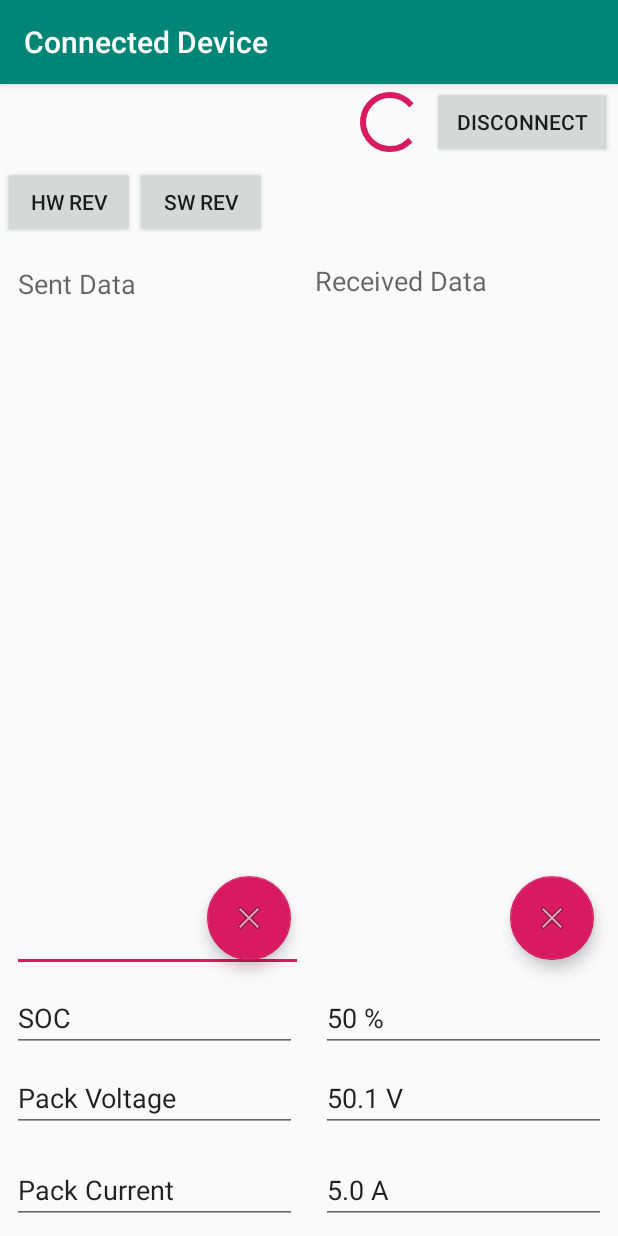
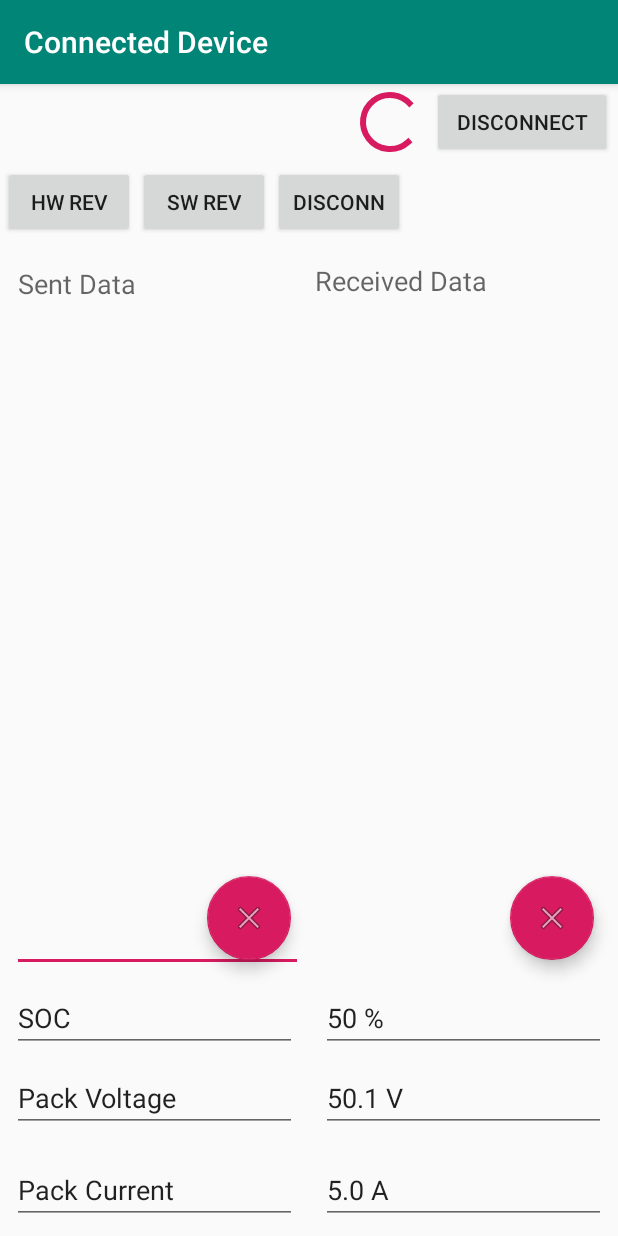
Before and after one commit to aliamir/E1BlePlatform, an Android app: the ConnectedActivity screen opened directly, with no data from a screen before it, on a phone screen of 412 x 824 dp. Run offline under Robolectric (Android 15) with nearby library versions, the phone set to English and light mode, and no system bars; 2 statements that could not run were skipped.

Commit message:
Added disconnect command.

```diff
--- a/app/src/main/java/com/example/amir/e1bleplatform/ConnectedActivity.java
+++ b/app/src/main/java/com/example/amir/e1bleplatform/ConnectedActivity.java
@@ -52,6 +52,7 @@ public class ConnectedActivity extends AppCompatActivity {
     Button SendButton;
     Button HwRev;
     Button SwRev;
+    Button Disconn;
     FloatingActionButton ClearTxButton;
     FloatingActionButton ClearRxButton;
 
@@ -183,6 +184,20 @@ public class ConnectedActivity extends AppCompatActivity {
             public void onClick(View v) {
                 if (BleState.CONNECTED == mBleState) {
                     byte value[] = {(byte) 0x03};
+                    byte checksumbyte[] = createPacket(value);
+                    String HexString = byteArrayToHex(checksumbyte);
+                    HexString = HexString.replaceAll("..", "$0 ").trim();
+                    TxTextBox.setText(HexString);
+                    mBleConnectionService.writeMLDP(checksumbyte);
+                }
+            }
+        });
+
+        Disconn = findViewById(R.id.disconnButton);
+        Disconn.setOnClickListener(new View.OnClickListener() {
+            public void onClick(View v) {
+                if (BleState.CONNECTED == mBleState) {
+                    byte value[] = {(byte) 0x20, 0x03};
                     byte checksumbyte[] = createPacket(value);
                     String HexString = byteArrayToHex(checksumbyte);
                     HexString = HexString.replaceAll("..", "$0 ").trim();
--- a/app/src/main/res/layout/content_connected.xml
+++ b/app/src/main/res/layout/content_connected.xml
@@ -237,10 +237,21 @@
         android:id="@+id/swRevButton"
         android:layout_width="wrap_content"
         android:layout_height="wrap_content"
+        android:layout_marginStart="2dp"
         android:layout_marginTop="8dp"
         android:text="SW REV"
         app:layout_constraintStart_toEndOf="@+id/hwRevButton"
         app:layout_constraintTop_toBottomOf="@+id/rx_name" />
 
+    <Button
+        android:id="@+id/disconnButton"
+        android:layout_width="wrap_content"
+        android:layout_height="wrap_content"
+        android:layout_marginStart="2dp"
+        android:layout_marginTop="8dp"
+        android:text="DISCONN"
+        app:layout_constraintStart_toEndOf="@+id/swRevButton"
+        app:layout_constraintTop_toBottomOf="@+id/rx_name" />
+
 
 </android.support.constraint.ConstraintLayout>
```
